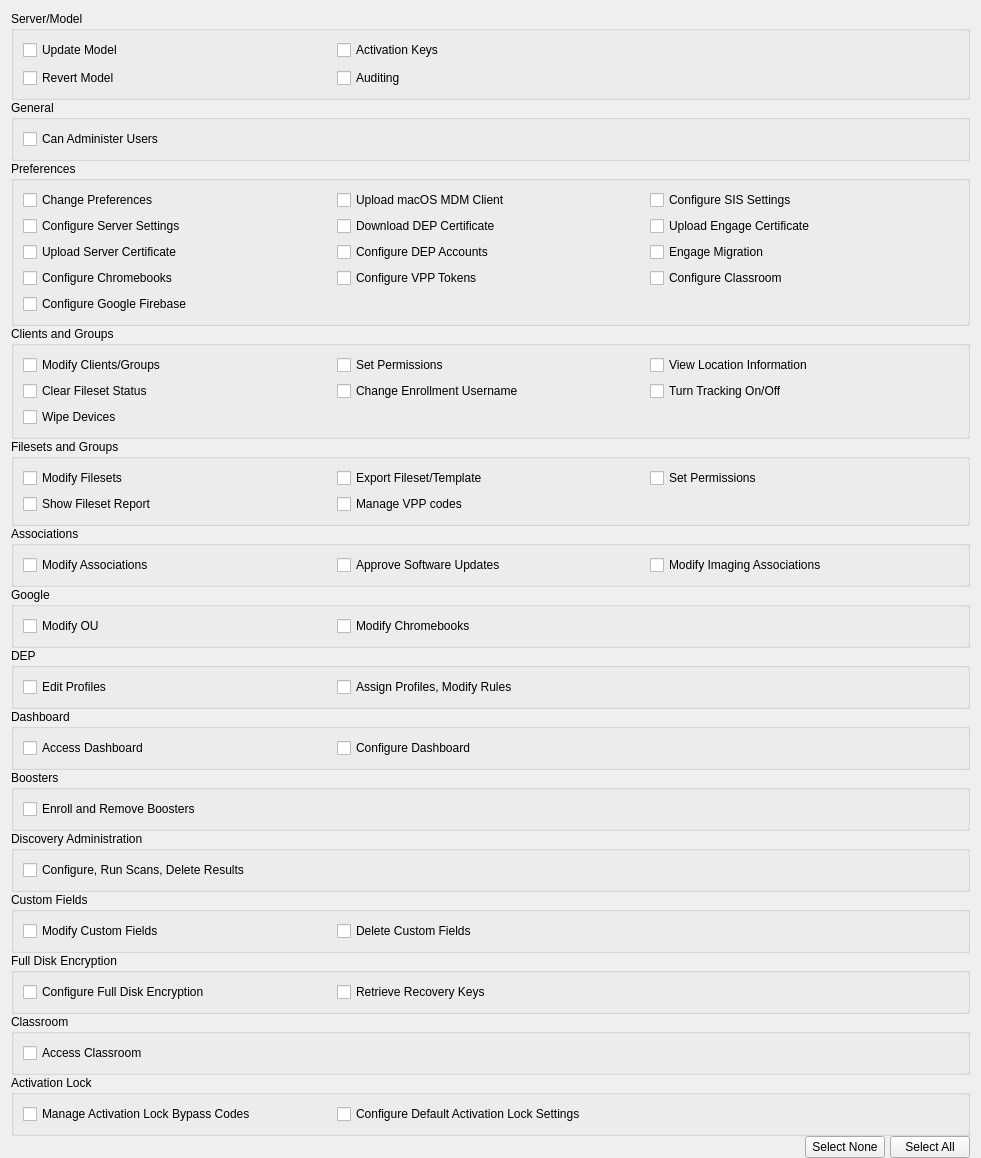
fw-dev/translations, file FWAdminLib/AdminPermissionsWidget.ui: the form before one commit.
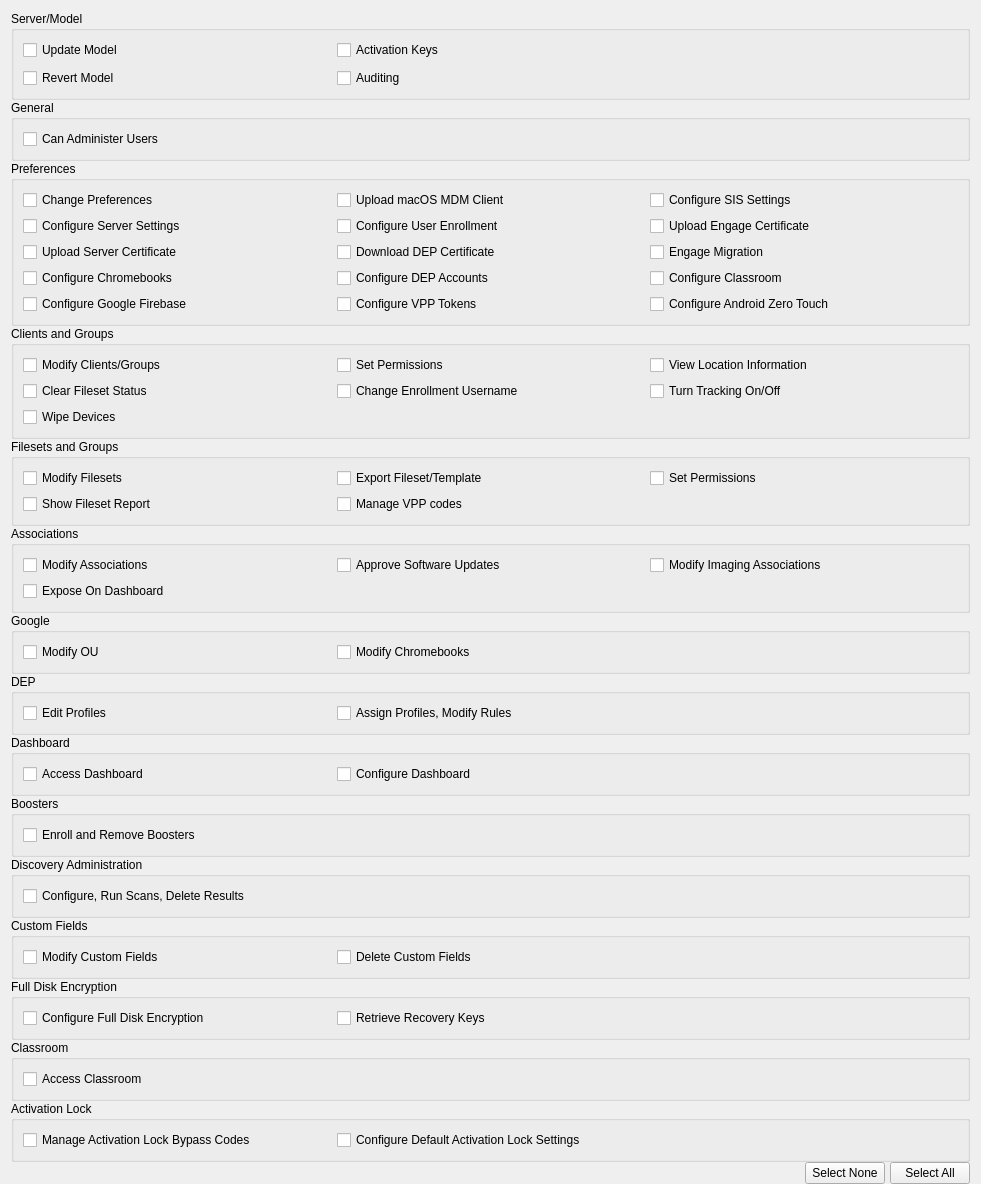
The form after the commit.

Patch:
```diff
--- a/FWAdminLib/AdminPermissionsWidget.ui
+++ b/FWAdminLib/AdminPermissionsWidget.ui
@@ -7,7 +7,7 @@
     <x>0</x>
     <y>0</y>
     <width>981</width>
-    <height>1067</height>
+    <height>1169</height>
    </rect>
   </property>
   <property name="windowTitle">
@@ -103,7 +103,7 @@
       <string>Preferences</string>
      </property>
      <layout class="QGridLayout" name="gridLayout_10">
-      <item row="1" column="1">
+      <item row="2" column="1">
        <widget class="QCheckBox" name="checkBoxDownloadDepCertificate">
         <property name="text">
          <string>Download DEP Certificate</string>
@@ -131,6 +131,13 @@
         </property>
        </widget>
       </item>
+      <item row="1" column="1">
+       <widget class="QCheckBox" name="checkBoxConfigureUserEnrollment">
+        <property name="text">
+         <string>Configure User Enrollment</string>
+        </property>
+       </widget>
+      </item>
       <item row="2" column="0">
        <widget class="QCheckBox" name="checkBoxUploadServerCertificate">
         <property name="text">
@@ -145,7 +152,7 @@
         </property>
        </widget>
       </item>
-      <item row="3" column="1">
+      <item row="4" column="1">
        <widget class="QCheckBox" name="checkBoxConfigureVppTokens">
         <property name="text">
          <string>Configure VPP Tokens</string>
@@ -173,7 +180,7 @@
         </property>
        </widget>
       </item>
-      <item row="2" column="1">
+      <item row="3" column="1">
        <widget class="QCheckBox" name="checkBoxConfigureDepAccounts">
         <property name="text">
          <string>Configure DEP Accounts</string>
@@ -194,6 +201,13 @@
         </property>
        </widget>
       </item>
+      <item row="4" column="2">
+       <widget class="QCheckBox" name="checkBoxConfigureAndroidZeroTouch">
+        <property name="text">
+         <string>Configure Android Zero Touch</string>
+        </property>
+       </widget>
+      </item>
      </layout>
     </widget>
    </item>
@@ -337,8 +351,18 @@
      <property name="title">
       <string>Associations</string>
      </property>
-     <layout class="QHBoxLayout" name="horizontalLayout_2">
-      <item>
+     <layout class="QGridLayout" name="gridLayout_12">
+      <item row="0" column="2">
+       <widget class="QCheckBox" name="checkBoxModifyImagingAssociations">
+        <property name="focusPolicy">
+         <enum>Qt::NoFocus</enum>
+        </property>
+        <property name="text">
+         <string>Modify Imaging Associations</string>
+        </property>
+       </widget>
+      </item>
+      <item row="0" column="0">
        <widget class="QCheckBox" name="checkBoxModifyAssociations">
         <property name="focusPolicy">
          <enum>Qt::NoFocus</enum>
@@ -348,7 +372,7 @@
         </property>
        </widget>
       </item>
-      <item>
+      <item row="0" column="1">
        <widget class="QCheckBox" name="approveSoftwareUpdatesCheckbox">
         <property name="focusPolicy">
          <enum>Qt::NoFocus</enum>
@@ -358,13 +382,10 @@
         </property>
        </widget>
       </item>
-      <item>
-       <widget class="QCheckBox" name="checkBoxModifyImagingAssociations">
-        <property name="focusPolicy">
-         <enum>Qt::NoFocus</enum>
-        </property>
+      <item row="1" column="0">
+       <widget class="QCheckBox" name="checkBoxExposeOnDashboard">
         <property name="text">
-         <string>Modify Imaging Associations</string>
+         <string>Expose On Dashboard</string>
         </property>
        </widget>
       </item>
@@ -392,7 +413,7 @@
        </widget>
       </item>
       <item row="0" column="2">
-        <widget class="QWidget" name="googleEmptyColumn" native="true"/>
+       <widget class="QWidget" name="googleEmptyColumn" native="true"/>
       </item>
      </layout>
     </widget>
@@ -676,6 +697,7 @@
     </widget>
    </item>
   </layout>
+  <zorder>groupBoxGoogle</zorder>
   <zorder>groupBox</zorder>
   <zorder>groupBoxGeneral</zorder>
   <zorder>groupBoxClientsAndGroups</zorder>
```
